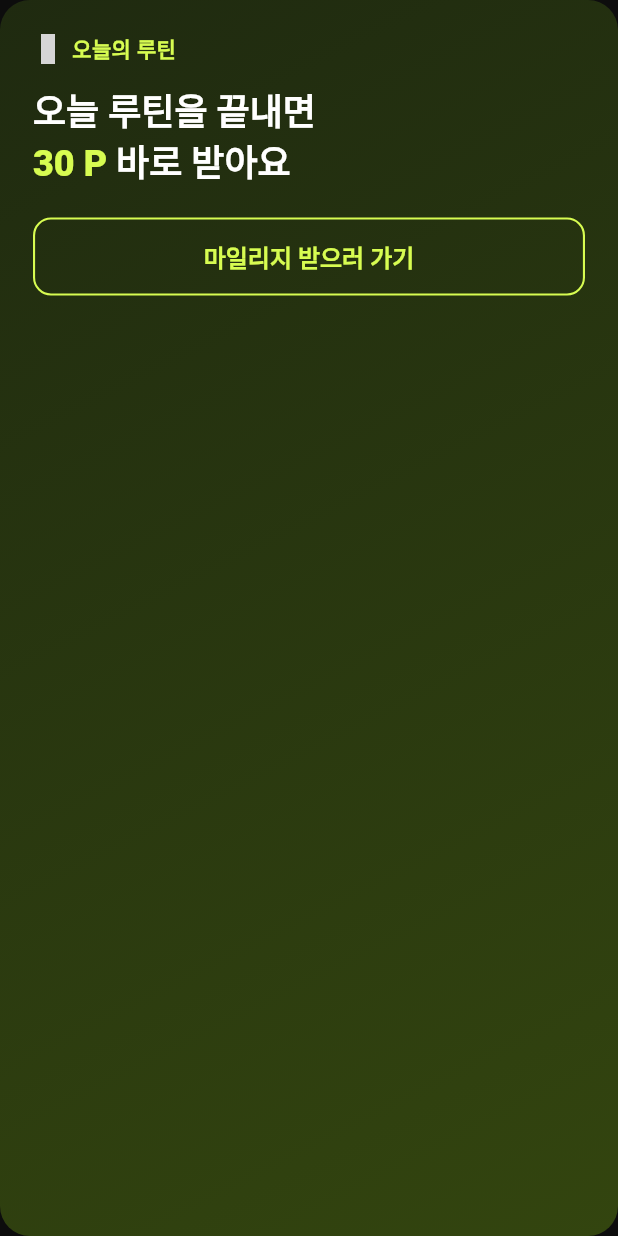
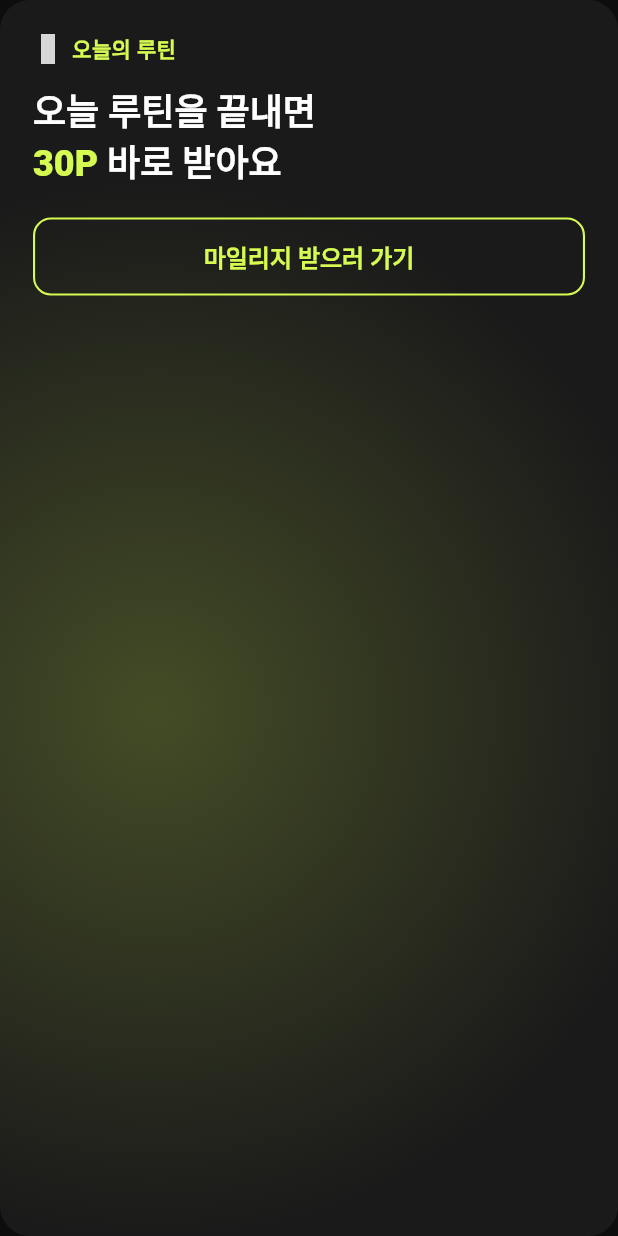
Before and after one commit to HiFIS-Team/MyFIS-App, a Flutter app: the _RoutineHeroCard widget shown alone on an empty page, opened directly, on a phone screen of 412 x 824 dp. Run offline on Flutter 3.47's test engine with Material 3 defaults, Android fonts, the phone set to English and light mode, and no system bars; our stand-ins replace barcode_widget, flutter_riverpod, go_router, material_symbols_icons; missing offline and left inert: screen_brightness; Roboto replaces fonts that are missing (Pretendard); grey boxes are pictures that could not be loaded.

Commit message:
style: 히어로 카드 아우라를 퍼지는 글로우로
- 카드 배경을 다른 카드와 동일한 surface 색으로
- 우→좌 스윕 → 한 지점에서 점점 퍼지는 라임 글로우 리플(토스식)
- 속도 완화(3.4초 주기)

```diff
--- a/lib/features/benefit/presentation/benefit_screen.dart
+++ b/lib/features/benefit/presentation/benefit_screen.dart
@@ -1,3 +1,6 @@
+import 'dart:math' as math;
+import 'dart:ui' show lerpDouble;
+
 import 'package:flutter/material.dart';
 import 'package:go_router/go_router.dart';
 import 'package:material_symbols_icons/symbols.dart';
@@ -171,25 +174,76 @@ class _MileageBar extends StatelessWidget {
   }
 }
 
-/// 오늘의 루틴 히어로 카드 — 루틴 완료 시 받을 마일리지 강조 + 큰 CTA. (토스식)
-class _RoutineHeroCard extends StatelessWidget {
+/// 오늘의 루틴 히어로 카드 — 어두운 카드에 라임 아우라가 우→좌로 2초마다 스윕. (토스식)
+class _RoutineHeroCard extends StatefulWidget {
   const _RoutineHeroCard({required this.points, required this.onGo});
   final int points;
   final VoidCallback onGo;
 
   @override
+  State<_RoutineHeroCard> createState() => _RoutineHeroCardState();
+}
+
+class _RoutineHeroCardState extends State<_RoutineHeroCard>
+    with SingleTickerProviderStateMixin {
+  // 라임 글로우가 한 지점에서 점점 퍼졌다 사라지는 리플 (느리게 반복).
+  static const Alignment _origin = Alignment(-0.5, 0.15);
+
+  late final AnimationController _c = AnimationController(
+    vsync: this,
+    duration: const Duration(milliseconds: 3400),
+  )..repeat();
+
+  @override
+  void dispose() {
+    _c.dispose();
+    super.dispose();
+  }
+
+  @override
   Widget build(BuildContext context) {
     final textTheme = Theme.of(context).textTheme;
     return Container(
-      padding: const EdgeInsets.all(22),
+      clipBehavior: Clip.antiAlias,
       decoration: BoxDecoration(
+        color: AppColors.surface,
         borderRadius: BorderRadius.circular(20),
-        gradient: const LinearGradient(
-          begin: Alignment.topLeft,
-          end: Alignment.bottomRight,
-          colors: [Color(0xFF1F2A10), Color(0xFF33450F)],
+      ),
+      child: Stack(
+        children: [
+          // 라임 글로우 리플 — 한 지점에서 점점 퍼지며 사라짐 (콘텐츠 뒤)
+          Positioned.fill(
+            child: IgnorePointer(
+              child: AnimatedBuilder(
+                animation: _c,
+                builder: (context, _) {
+                  final t = _c.value; // 0..1
+                  // 작게 시작 → 크게 퍼짐, 밝기는 떠올랐다 사라짐(sin)
+                  final scale = lerpDouble(0.25, 2.0, Curves.easeOut.transform(t))!;
+                  final opacity = math.sin(math.pi * t) * 0.9;
+                  return Opacity(
+                    opacity: opacity.clamp(0.0, 1.0),
+                    child: Transform.scale(
+                      scale: scale,
+                      alignment: _origin,
+                      child: const DecoratedBox(
+                        decoration: BoxDecoration(
+                          gradient: RadialGradient(
+                            center: _origin,
+                            radius: 0.55,
+                            colors: [Color(0x40D7FC51), Color(0x00D7FC51)],
                           ),
                         ),
+                      ),
+                    ),
+                  );
+                },
+              ),
+            ),
+          ),
+          // 콘텐츠
+          Padding(
+            padding: const EdgeInsets.all(22),
             child: Column(
               crossAxisAlignment: CrossAxisAlignment.start,
               children: [
@@ -220,7 +274,7 @@ class _RoutineHeroCard extends StatelessWidget {
                     children: [
                       const TextSpan(text: '오늘 루틴을 끝내면\n'),
                       TextSpan(
-                  text: '$points P',
+                        text: '${widget.points}P',
                         style: const TextStyle(color: AppColors.lime),
                       ),
                       const TextSpan(text: ' 바로 받아요'),
@@ -233,8 +287,11 @@ class _RoutineHeroCard extends StatelessWidget {
                   width: double.infinity,
                   height: 52,
                   child: FilledButton(
-              onPressed: onGo,
+                    onPressed: widget.onGo,
                     child: const Text('마일리지 받으러 가기'),
+                  ),
+                ),
+              ],
             ),
           ),
         ],
```
Lines whose indentation alone changed are shown as unchanged.
